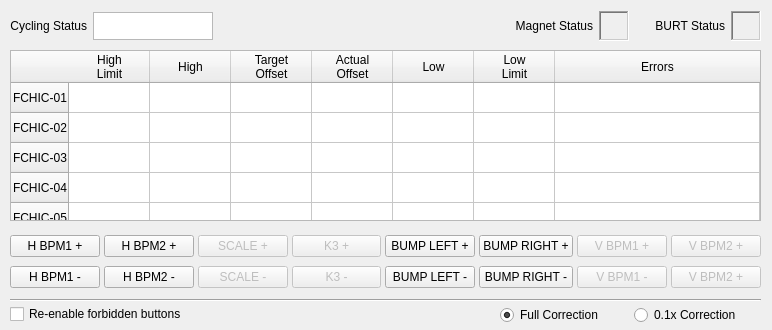
DiamondLightSource/i10switching, file i10.ui: the form before one commit.
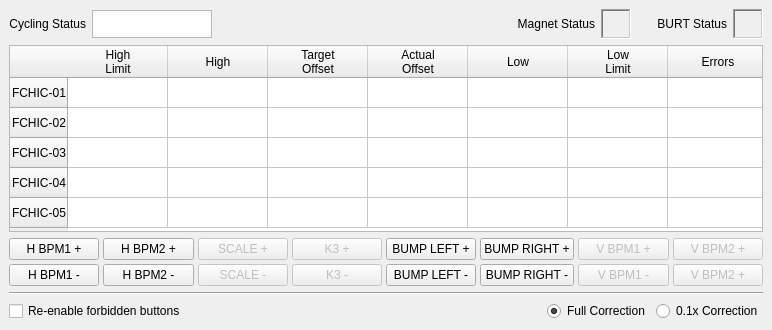
The form after the commit.

Commit message: Allow the knobs GUI to be resizable

```diff
--- a/i10.ui
+++ b/i10.ui
@@ -35,15 +35,288 @@
    <bool>false</bool>
   </property>
   <widget class="QWidget" name="centralwidget">
-   <widget class="QWidget" name="gridLayoutWidget">
-    <property name="geometry">
-     <rect>
-      <x>10</x>
-      <y>230</y>
-      <width>751</width>
-      <height>64</height>
-     </rect>
-    </property>
+   <layout class="QVBoxLayout" name="verticalLayout">
+    <item>
+     <layout class="QGridLayout" name="status_gridlayout">
+      <item row="0" column="5">
+       <widget class="QFrame" name="magnet_led">
+        <property name="sizePolicy">
+         <sizepolicy hsizetype="Preferred" vsizetype="Preferred">
+          <horstretch>0</horstretch>
+          <verstretch>0</verstretch>
+         </sizepolicy>
+        </property>
+        <property name="minimumSize">
+         <size>
+          <width>30</width>
+          <height>30</height>
+         </size>
+        </property>
+        <property name="maximumSize">
+         <size>
+          <width>30</width>
+          <height>30</height>
+         </size>
+        </property>
+        <property name="autoFillBackground">
+         <bool>true</bool>
+        </property>
+        <property name="frameShape">
+         <enum>QFrame::WinPanel</enum>
+        </property>
+        <property name="frameShadow">
+         <enum>QFrame::Sunken</enum>
+        </property>
+        <property name="lineWidth">
+         <number>1</number>
+        </property>
+        <property name="midLineWidth">
+         <number>0</number>
+        </property>
+       </widget>
+      </item>
+      <item row="0" column="7">
+       <widget class="QLabel" name="burt_label">
+        <property name="text">
+         <string>BURT Status</string>
+        </property>
+        <property name="alignment">
+         <set>Qt::AlignRight|Qt::AlignTrailing|Qt::AlignVCenter</set>
+        </property>
+       </widget>
+      </item>
+      <item row="0" column="8">
+       <widget class="QFrame" name="burt_led">
+        <property name="sizePolicy">
+         <sizepolicy hsizetype="Preferred" vsizetype="Preferred">
+          <horstretch>0</horstretch>
+          <verstretch>0</verstretch>
+         </sizepolicy>
+        </property>
+        <property name="minimumSize">
+         <size>
+          <width>30</width>
+          <height>30</height>
+         </size>
+        </property>
+        <property name="maximumSize">
+         <size>
+          <width>30</width>
+          <height>30</height>
+         </size>
+        </property>
+        <property name="autoFillBackground">
+         <bool>true</bool>
+        </property>
+        <property name="frameShape">
+         <enum>QFrame::WinPanel</enum>
+        </property>
+        <property name="frameShadow">
+         <enum>QFrame::Sunken</enum>
+        </property>
+        <property name="lineWidth">
+         <number>1</number>
+        </property>
+        <property name="midLineWidth">
+         <number>0</number>
+        </property>
+       </widget>
+      </item>
+      <item row="0" column="0">
+       <widget class="QLabel" name="cycling_label">
+        <property name="text">
+         <string>Cycling Status</string>
+        </property>
+        <property name="alignment">
+         <set>Qt::AlignRight|Qt::AlignTrailing|Qt::AlignVCenter</set>
+        </property>
+       </widget>
+      </item>
+      <item row="0" column="3">
+       <widget class="QLabel" name="magnet_label">
+        <property name="text">
+         <string>Magnet Status</string>
+        </property>
+        <property name="alignment">
+         <set>Qt::AlignRight|Qt::AlignTrailing|Qt::AlignVCenter</set>
+        </property>
+       </widget>
+      </item>
+      <item row="0" column="1">
+       <widget class="QTextEdit" name="cycling_textbox">
+        <property name="minimumSize">
+         <size>
+          <width>80</width>
+          <height>28</height>
+         </size>
+        </property>
+        <property name="maximumSize">
+         <size>
+          <width>120</width>
+          <height>28</height>
+         </size>
+        </property>
+        <property name="focusPolicy">
+         <enum>Qt::NoFocus</enum>
+        </property>
+        <property name="contextMenuPolicy">
+         <enum>Qt::DefaultContextMenu</enum>
+        </property>
+        <property name="acceptDrops">
+         <bool>false</bool>
+        </property>
+        <property name="verticalScrollBarPolicy">
+         <enum>Qt::ScrollBarAlwaysOff</enum>
+        </property>
+        <property name="horizontalScrollBarPolicy">
+         <enum>Qt::ScrollBarAlwaysOff</enum>
+        </property>
+        <property name="readOnly">
+         <bool>true</bool>
+        </property>
+       </widget>
+      </item>
+      <item row="0" column="6">
+       <spacer name="horizontalSpacer_2">
+        <property name="orientation">
+         <enum>Qt::Horizontal</enum>
+        </property>
+        <property name="sizeType">
+         <enum>QSizePolicy::Preferred</enum>
+        </property>
+        <property name="sizeHint" stdset="0">
+         <size>
+          <width>20</width>
+          <height>20</height>
+         </size>
+        </property>
+       </spacer>
+      </item>
+      <item row="0" column="2">
+       <spacer name="horizontalSpacer">
+        <property name="orientation">
+         <enum>Qt::Horizontal</enum>
+        </property>
+        <property name="sizeHint" stdset="0">
+         <size>
+          <width>20</width>
+          <height>20</height>
+         </size>
+        </property>
+       </spacer>
+      </item>
+     </layout>
+    </item>
+    <item>
+     <widget class="QTableWidget" name="table_widget">
+      <property name="minimumSize">
+       <size>
+        <width>0</width>
+        <height>160</height>
+       </size>
+      </property>
+      <property name="verticalScrollBarPolicy">
+       <enum>Qt::ScrollBarAlwaysOff</enum>
+      </property>
+      <property name="horizontalScrollBarPolicy">
+       <enum>Qt::ScrollBarAlwaysOff</enum>
+      </property>
+      <property name="autoScroll">
+       <bool>false</bool>
+      </property>
+      <property name="tabKeyNavigation">
+       <bool>false</bool>
+      </property>
+      <property name="showDropIndicator" stdset="0">
+       <bool>false</bool>
+      </property>
+      <property name="dragDropOverwriteMode">
+       <bool>false</bool>
+      </property>
+      <property name="selectionMode">
+       <enum>QAbstractItemView::NoSelection</enum>
+      </property>
+      <property name="cornerButtonEnabled">
+       <bool>false</bool>
+      </property>
+      <property name="rowCount">
+       <number>5</number>
+      </property>
+      <property name="columnCount">
+       <number>7</number>
+      </property>
+      <row>
+       <property name="text">
+        <string>FCHIC-01</string>
+       </property>
+      </row>
+      <row>
+       <property name="text">
+        <string>FCHIC-02</string>
+       </property>
+      </row>
+      <row>
+       <property name="text">
+        <string>FCHIC-03</string>
+       </property>
+      </row>
+      <row>
+       <property name="text">
+        <string>FCHIC-04</string>
+       </property>
+      </row>
+      <row>
+       <property name="text">
+        <string>FCHIC-05</string>
+       </property>
+      </row>
+      <column>
+       <property name="text">
+        <string>High
+Limit</string>
+       </property>
+      </column>
+      <column>
+       <property name="text">
+        <string>High</string>
+       </property>
+      </column>
+      <column>
+       <property name="text">
+        <string>Target
+Offset</string>
+       </property>
+      </column>
+      <column>
+       <property name="text">
+        <string>Actual
+Offset</string>
+       </property>
+      </column>
+      <column>
+       <property name="text">
+        <string>Low</string>
+       </property>
+      </column>
+      <column>
+       <property name="text">
+        <string>Low
+Limit</string>
+       </property>
+      </column>
+      <column>
+       <property name="text">
+        <string>Errors</string>
+       </property>
+      </column>
+      <item row="0" column="0">
+       <property name="text">
+        <string/>
+       </property>
+      </item>
+     </widget>
+    </item>
+    <item>
     <layout class="QGridLayout" name="button_gridlayout" columnstretch="0,0,0,0,0,0,0,0">
      <property name="spacing">
       <number>4</number>
@@ -191,360 +464,24 @@
       </widget>
      </item>
     </layout>
-   </widget>
-   <widget class="QCheckBox" name="reenable_checkbox">
-    <property name="enabled">
-     <bool>true</bool>
-    </property>
-    <property name="geometry">
-     <rect>
-      <x>10</x>
-      <y>304</y>
-      <width>221</width>
-      <height>20</height>
-     </rect>
-    </property>
-    <property name="text">
-     <string>Re-enable forbidden buttons</string>
-    </property>
-   </widget>
-   <widget class="QTableWidget" name="table_widget">
-    <property name="geometry">
-     <rect>
-      <x>10</x>
-      <y>50</y>
-      <width>751</width>
-      <height>171</height>
-     </rect>
-    </property>
-    <property name="verticalScrollBarPolicy">
-     <enum>Qt::ScrollBarAlwaysOff</enum>
-    </property>
-    <property name="horizontalScrollBarPolicy">
-     <enum>Qt::ScrollBarAlwaysOff</enum>
-    </property>
-    <property name="autoScroll">
-     <bool>false</bool>
-    </property>
-    <property name="tabKeyNavigation">
-     <bool>false</bool>
-    </property>
-    <property name="showDropIndicator" stdset="0">
-     <bool>false</bool>
-    </property>
-    <property name="dragDropOverwriteMode">
-     <bool>false</bool>
-    </property>
-    <property name="selectionMode">
-     <enum>QAbstractItemView::NoSelection</enum>
-    </property>
-    <property name="cornerButtonEnabled">
-     <bool>false</bool>
-    </property>
-    <property name="rowCount">
-     <number>5</number>
-    </property>
-    <property name="columnCount">
-     <number>7</number>
-    </property>
-    <attribute name="horizontalHeaderDefaultSectionSize">
-     <number>81</number>
-    </attribute>
-    <attribute name="horizontalHeaderStretchLastSection">
-     <bool>true</bool>
-    </attribute>
-    <attribute name="verticalHeaderStretchLastSection">
-     <bool>true</bool>
-    </attribute>
-    <attribute name="horizontalHeaderStretchLastSection">
-     <bool>true</bool>
-    </attribute>
-    <attribute name="verticalHeaderStretchLastSection">
-     <bool>true</bool>
-    </attribute>
-    <attribute name="horizontalHeaderDefaultSectionSize">
-     <number>81</number>
-    </attribute>
-    <row>
-     <property name="text">
-      <string>FCHIC-01</string>
-     </property>
-    </row>
-    <row>
-     <property name="text">
-      <string>FCHIC-02</string>
-     </property>
-    </row>
-    <row>
-     <property name="text">
-      <string>FCHIC-03</string>
-     </property>
-    </row>
-    <row>
-     <property name="text">
-      <string>FCHIC-04</string>
-     </property>
-    </row>
-    <row>
-     <property name="text">
-      <string>FCHIC-05</string>
-     </property>
-    </row>
-    <column>
-     <property name="text">
-      <string>High
-Limit</string>
-     </property>
-    </column>
-    <column>
-     <property name="text">
-      <string>High</string>
-     </property>
-    </column>
-    <column>
-     <property name="text">
-      <string>Target
-Offset</string>
-     </property>
-    </column>
-    <column>
-     <property name="text">
-      <string>Actual
-Offset</string>
-     </property>
-    </column>
-    <column>
-     <property name="text">
-      <string>Low</string>
-     </property>
-    </column>
-    <column>
-     <property name="text">
-      <string>Low
-Limit</string>
-     </property>
-    </column>
-    <column>
-     <property name="text">
-      <string>Errors</string>
-     </property>
-    </column>
-    <item row="0" column="0">
-     <property name="text">
-      <string/>
-     </property>
     </item>
-   </widget>
-   <widget class="QWidget" name="layoutWidget">
-    <property name="geometry">
-     <rect>
-      <x>10</x>
-      <y>10</y>
-      <width>751</width>
-      <height>32</height>
-     </rect>
-    </property>
-    <layout class="QGridLayout" name="status_gridlayout">
-     <item row="0" column="5">
-      <widget class="QFrame" name="magnet_led">
-       <property name="sizePolicy">
-        <sizepolicy hsizetype="Preferred" vsizetype="Preferred">
-         <horstretch>0</horstretch>
-         <verstretch>0</verstretch>
-        </sizepolicy>
-       </property>
-       <property name="minimumSize">
-        <size>
-         <width>30</width>
-         <height>30</height>
-        </size>
-       </property>
-       <property name="maximumSize">
-        <size>
-         <width>30</width>
-         <height>30</height>
-        </size>
-       </property>
-       <property name="autoFillBackground">
-        <bool>true</bool>
-       </property>
-       <property name="frameShape">
-        <enum>QFrame::WinPanel</enum>
-       </property>
-       <property name="frameShadow">
-        <enum>QFrame::Sunken</enum>
-       </property>
-       <property name="lineWidth">
-        <number>1</number>
-       </property>
-       <property name="midLineWidth">
-        <number>0</number>
-       </property>
-      </widget>
-     </item>
-     <item row="0" column="7">
-      <widget class="QLabel" name="burt_label">
-       <property name="text">
-        <string>BURT Status</string>
-       </property>
-       <property name="alignment">
-        <set>Qt::AlignRight|Qt::AlignTrailing|Qt::AlignVCenter</set>
-       </property>
-      </widget>
-     </item>
-     <item row="0" column="8">
-      <widget class="QFrame" name="burt_led">
-       <property name="sizePolicy">
-        <sizepolicy hsizetype="Preferred" vsizetype="Preferred">
-         <horstretch>0</horstretch>
-         <verstretch>0</verstretch>
-        </sizepolicy>
-       </property>
-       <property name="minimumSize">
-        <size>
-         <width>30</width>
-         <height>30</height>
-        </size>
-       </property>
-       <property name="maximumSize">
-        <size>
-         <width>30</width>
-         <height>30</height>
-        </size>
-       </property>
-       <property name="autoFillBackground">
-        <bool>true</bool>
-       </property>
-       <property name="frameShape">
-        <enum>QFrame::WinPanel</enum>
-       </property>
-       <property name="frameShadow">
-        <enum>QFrame::Sunken</enum>
-       </property>
-       <property name="lineWidth">
-        <number>1</number>
-       </property>
-       <property name="midLineWidth">
-        <number>0</number>
-       </property>
-      </widget>
-     </item>
-     <item row="0" column="0">
-      <widget class="QLabel" name="cycling_label">
-       <property name="text">
-        <string>Cycling Status</string>
-       </property>
-       <property name="alignment">
-        <set>Qt::AlignRight|Qt::AlignTrailing|Qt::AlignVCenter</set>
-       </property>
-      </widget>
-     </item>
-     <item row="0" column="3">
-      <widget class="QLabel" name="magnet_label">
-       <property name="text">
-        <string>Magnet Status</string>
-       </property>
-       <property name="alignment">
-        <set>Qt::AlignRight|Qt::AlignTrailing|Qt::AlignVCenter</set>
-       </property>
-      </widget>
-     </item>
-     <item row="0" column="1">
-      <widget class="QTextEdit" name="cycling_textbox">
-       <property name="minimumSize">
-        <size>
-         <width>80</width>
-         <height>28</height>
-        </size>
-       </property>
-       <property name="maximumSize">
-        <size>
-         <width>120</width>
-         <height>28</height>
-        </size>
-       </property>
-       <property name="focusPolicy">
-        <enum>Qt::NoFocus</enum>
-       </property>
-       <property name="contextMenuPolicy">
-        <enum>Qt::DefaultContextMenu</enum>
-       </property>
-       <property name="acceptDrops">
-        <bool>false</bool>
-       </property>
-       <property name="verticalScrollBarPolicy">
-        <enum>Qt::ScrollBarAlwaysOff</enum>
-       </property>
-       <property name="horizontalScrollBarPolicy">
-        <enum>Qt::ScrollBarAlwaysOff</enum>
-       </property>
-       <property name="readOnly">
-        <bool>true</bool>
-       </property>
-      </widget>
-     </item>
-     <item row="0" column="6">
-      <spacer name="horizontalSpacer_2">
-       <property name="orientation">
-        <enum>Qt::Horizontal</enum>
-       </property>
-       <property name="sizeType">
-        <enum>QSizePolicy::Preferred</enum>
-       </property>
-       <property name="sizeHint" stdset="0">
-        <size>
-         <width>20</width>
-         <height>20</height>
-        </size>
-       </property>
-      </spacer>
-     </item>
-     <item row="0" column="2">
-      <spacer name="horizontalSpacer">
-       <property name="orientation">
-        <enum>Qt::Horizontal</enum>
-       </property>
-       <property name="sizeHint" stdset="0">
-        <size>
-         <width>20</width>
-         <height>20</height>
-        </size>
-       </property>
-      </spacer>
-     </item>
-    </layout>
-   </widget>
+    <item>
    <widget class="Line" name="line_2">
-    <property name="geometry">
-     <rect>
-      <x>10</x>
-      <y>290</y>
-      <width>751</width>
-      <height>21</height>
-     </rect>
-    </property>
     <property name="orientation">
      <enum>Qt::Horizontal</enum>
     </property>
    </widget>
-   <widget class="QWidget" name="layoutWidget">
-    <property name="geometry">
-     <rect>
-      <x>500</x>
-      <y>303</y>
-      <width>261</width>
-      <height>24</height>
-     </rect>
-    </property>
+    </item>
+    <item>
     <layout class="QGridLayout" name="gridLayout">
-     <item row="0" column="1">
+      <item row="0" column="3">
       <widget class="QRadioButton" name="small_correction_radiobutton">
        <property name="text">
         <string>0.1x Correction</string>
        </property>
       </widget>
      </item>
-     <item row="0" column="0">
+      <item row="0" column="2">
       <widget class="QRadioButton" name="full_correcton_radiobutton">
        <property name="text">
         <string>Full Correction</string>
@@ -554,8 +491,32 @@
        </property>
       </widget>
      </item>
-    </layout>
-   </widget>
+      <item row="0" column="0">
+       <widget class="QCheckBox" name="reenable_checkbox">
+        <property name="enabled">
+         <bool>true</bool>
+        </property>
+        <property name="text">
+         <string>Re-enable forbidden buttons</string>
+        </property>
+       </widget>
+      </item>
+      <item row="0" column="1">
+       <spacer name="horizontalSpacer_3">
+        <property name="orientation">
+         <enum>Qt::Horizontal</enum>
+        </property>
+        <property name="sizeHint" stdset="0">
+         <size>
+          <width>40</width>
+          <height>20</height>
+         </size>
+        </property>
+       </spacer>
+      </item>
+     </layout>
+    </item>
+   </layout>
   </widget>
  </widget>
  <resources/>
```
Lines whose indentation alone changed are shown as unchanged. The commit also changes 1 other file.
